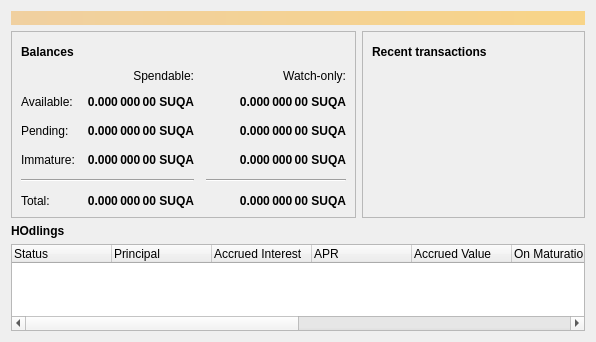
Qt form src/qt/forms/overviewpage.ui (barrystyle/SUQA-0.17.1) before a commit.
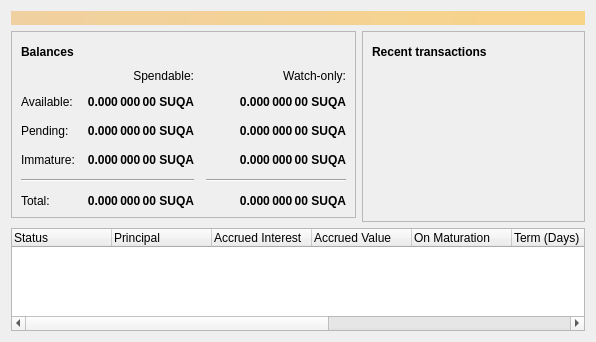
The same form after that commit. Icons and pictures are not drawn.

Patch:
```diff
--- a/src/qt/forms/overviewpage.ui
+++ b/src/qt/forms/overviewpage.ui
@@ -534,13 +534,6 @@
      </item>
     </layout>
    </item>
-   <item>
-    <widget class="QLabel" name="label">
-     <property name="text">
-      <string>&lt;html&gt;&lt;head/&gt;&lt;body&gt;&lt;p&gt;&lt;span style=&quot; font-weight:600;&quot;&gt;HOdlings&lt;/span&gt;&lt;/p&gt;&lt;/body&gt;&lt;/html&gt;</string>
-     </property>
-    </widget>
-   </item>
    <item>
     <widget class="QTableWidget" name="hodlTable">
      <property name="enabled">
@@ -579,14 +572,6 @@
        <set>AlignLeft|AlignVCenter</set>
       </property>
      </column>
-     <column>
-      <property name="text">
-       <string>APR</string>
-      </property>
-      <property name="textAlignment">
-       <set>AlignLeft|AlignVCenter</set>
-      </property>
-     </column>
      <column>
       <property name="text">
        <string>Accrued Value</string>
```
